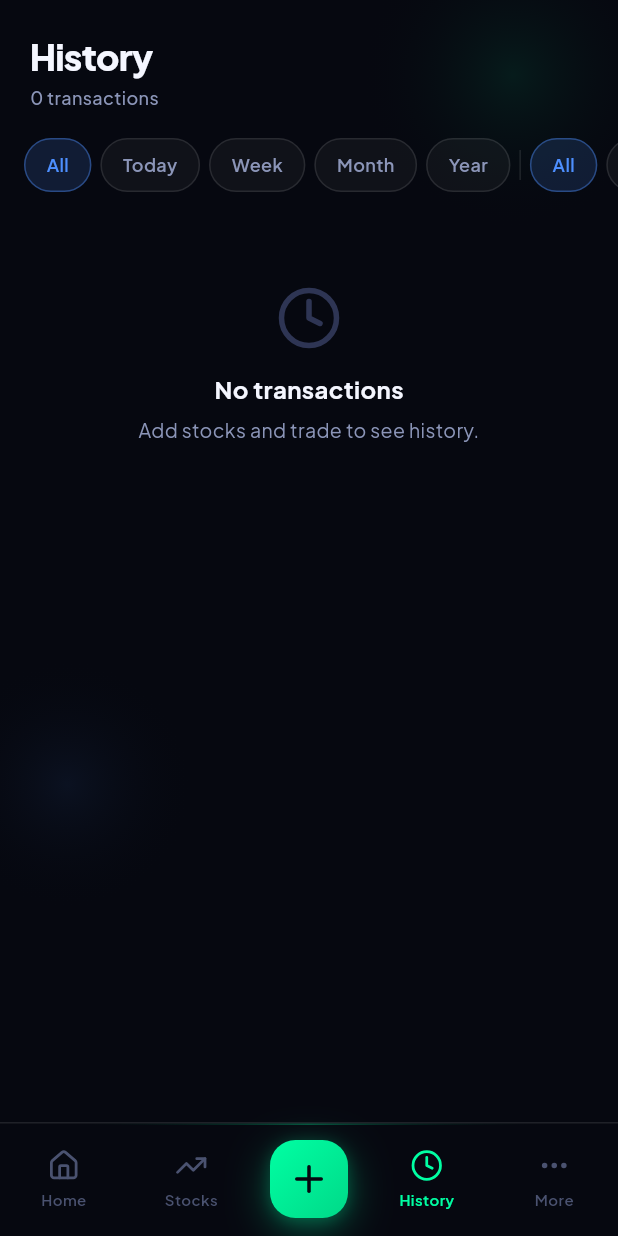
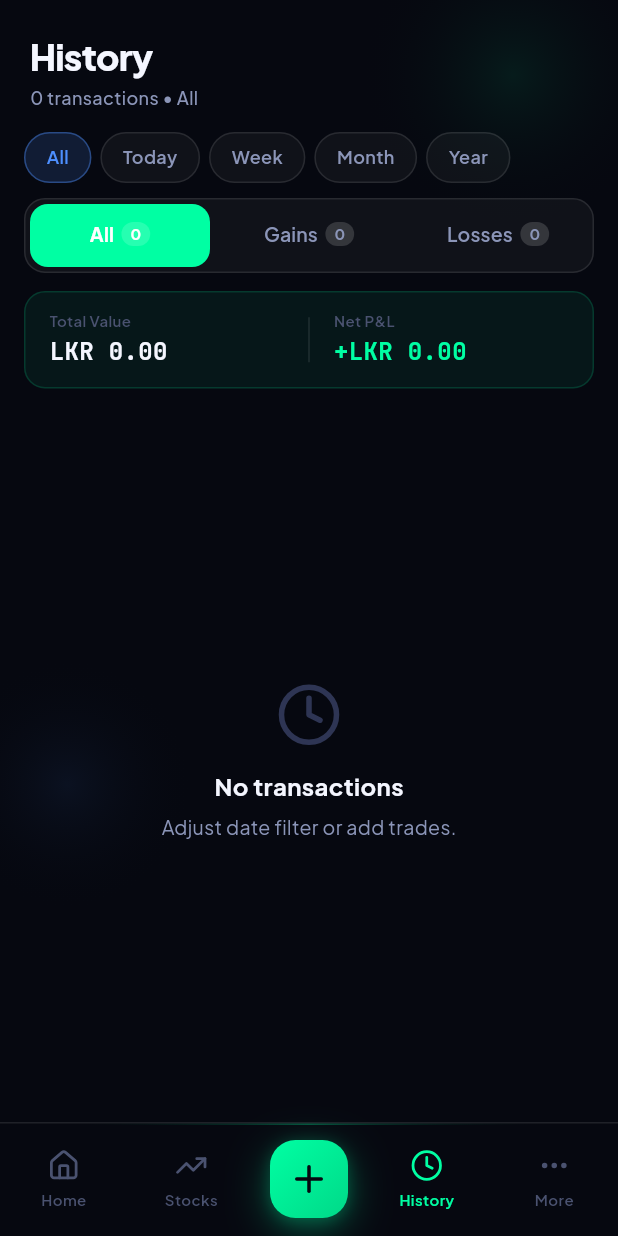
Before and after one commit to umakaranuma/CSE-VAULT, a Flutter app: the screen it shows after launch, item 4 of the bottom bar chosen, on a phone screen of 412 x 824 dp. Run offline on Flutter 3.47's test engine with Material 3 defaults, Android fonts, the phone set to English and light mode, and no system bars; our stand-ins replace fl_chart, google_fonts, hive, hive_flutter, lucide_icons; accounts and stored records are empty; network calls fail.

Commit message:
feat: implement transaction history screen with date filters and add placeholder more screen

```diff
--- a/lib/screens/history/history_screen.dart
+++ b/lib/screens/history/history_screen.dart
@@ -24,14 +24,25 @@ class HistoryScreen extends StatefulWidget {
   State<HistoryScreen> createState() => _HistoryScreenState();
 }
 
-class _HistoryScreenState extends State<HistoryScreen> {
-  int _dateIdx = 0; // 0=All, 1=Today, 2=Week, 3=Month, 4=Year
-  int _typeIdx = 0; // 0=All, 1=Gains, 2=Losses
+class _HistoryScreenState extends State<HistoryScreen> with SingleTickerProviderStateMixin {
+  late TabController _tabCtrl;
+  int _dateIdx = 0;
+  final _dateLabels = ['All', 'Today', 'Week', 'Month', 'Year'];
 
-  final _dateLabels = ['All', 'Today', 'Week', 'Month', 'Year'];
-  final _typeLabels = ['All', 'Gains', 'Losses'];
+  @override
+  void initState() {
+    super.initState();
+    _tabCtrl = TabController(length: 3, vsync: this);
+    _tabCtrl.addListener(() => setState(() {}));
+  }
 
-  List<_TxItem> _build(PortfolioProvider p) {
+  @override
+  void dispose() {
+    _tabCtrl.dispose();
+    super.dispose();
+  }
+
+  List<_TxItem> _buildAll(PortfolioProvider p) {
     final List<_TxItem> all = [];
     for (final s in p.stocks.values) {
       for (final t in s.transactions) {
@@ -42,18 +53,21 @@ class _HistoryScreenState extends State<HistoryScreen> {
     return all;
   }
 
-  List<_TxItem> _filter(List<_TxItem> items) {
-    var f = items.toList();
+  List<_TxItem> _applyDateFilter(List<_TxItem> items) {
     final now = DateTime.now();
     switch (_dateIdx) {
-      case 1: f = f.where((i) => i.t.dt.year == now.year && i.t.dt.month == now.month && i.t.dt.day == now.day).toList(); break;
-      case 2: f = f.where((i) => i.t.dt.isAfter(now.subtract(const Duration(days: 7)))).toList(); break;
-      case 3: f = f.where((i) => i.t.dt.year == now.year && i.t.dt.month == now.month).toList(); break;
-      case 4: f = f.where((i) => i.t.dt.year == now.year).toList(); break;
+      case 1: return items.where((i) => Formatters.isSameDay(i.t.dt, now)).toList();
+      case 2: return items.where((i) => i.t.dt.isAfter(now.subtract(const Duration(days: 7)))).toList();
+      case 3: return items.where((i) => i.t.dt.year == now.year && i.t.dt.month == now.month).toList();
+      case 4: return items.where((i) => i.t.dt.year == now.year).toList();
+      default: return items;
     }
-    if (_typeIdx == 1) f = f.where((i) => i.pnl >= 0).toList();
-    if (_typeIdx == 2) f = f.where((i) => i.pnl < 0).toList();
-    return f;
+  }
+
+  List<_TxItem> _forTab(List<_TxItem> items, int tab) {
+    if (tab == 1) return items.where((i) => i.pnl >= 0).toList();
+    if (tab == 2) return items.where((i) => i.pnl < 0).toList();
+    return items;
   }
 
   @override
@@ -62,18 +76,16 @@ class _HistoryScreenState extends State<HistoryScreen> {
 
     return Consumer<PortfolioProvider>(
       builder: (context, provider, _) {
-        final all = _build(provider);
-        final filtered = _filter(all);
-        final totalPnl = filtered.fold<double>(0, (s, i) => s + i.pnl);
-        final isUp = totalPnl >= 0;
-        final hasFilters = _dateIdx != 0 || _typeIdx != 0;
+        final allItems = _buildAll(provider);
+        final dated = _applyDateFilter(allItems);
+        final gainCount = _forTab(dated, 1).length;
+        final lossCount = _forTab(dated, 2).length;
 
-        return CustomScrollView(
-          slivers: [
+        return Column(
+          children: [
             // ── Header
-            SliverToBoxAdapter(
-              child: Padding(
-                padding: const EdgeInsets.fromLTRB(20, 20, 20, 4),
+            Padding(
+              padding: const EdgeInsets.fromLTRB(20, 20, 20, 0),
               child: Row(
                 children: [
                   Expanded(
@@ -82,13 +94,13 @@ class _HistoryScreenState extends State<HistoryScreen> {
                       children: [
                         Text('History', style: TextStyle(fontSize: 24, fontWeight: FontWeight.w800, letterSpacing: -0.5, color: c.textPrimary)),
                         const SizedBox(height: 3),
-                          Text('${filtered.length} transaction${filtered.length != 1 ? 's' : ''}', style: TextStyle(fontSize: 12, fontWeight: FontWeight.w500, color: c.textSecondary)),
+                        Text('${dated.length} transaction${dated.length != 1 ? 's' : ''} • ${_dateLabels[_dateIdx]}', style: TextStyle(fontSize: 12, fontWeight: FontWeight.w500, color: c.textSecondary)),
                       ],
                     ),
                   ),
-                    if (hasFilters)
+                  if (_dateIdx != 0)
                     GestureDetector(
-                        onTap: () => setState(() { _dateIdx = 0; _typeIdx = 0; }),
+                      onTap: () => setState(() => _dateIdx = 0),
                       child: Container(
                         padding: const EdgeInsets.symmetric(horizontal: 10, vertical: 6),
                         decoration: BoxDecoration(color: c.chipBg, borderRadius: BorderRadius.circular(10), border: Border.all(color: c.border)),
@@ -98,102 +110,86 @@ class _HistoryScreenState extends State<HistoryScreen> {
                 ],
               ),
             ),
+
+            // ── Date Filters
+            Padding(
+              padding: const EdgeInsets.fromLTRB(0, 14, 0, 2),
+              child: SizedBox(
+                height: 34,
+                child: ListView.separated(
+                  padding: const EdgeInsets.symmetric(horizontal: 16),
+                  scrollDirection: Axis.horizontal,
+                  itemCount: _dateLabels.length,
+                  separatorBuilder: (_, __) => const SizedBox(width: 6),
+                  itemBuilder: (_, i) {
+                    final isOn = _dateIdx == i;
+                    return GestureDetector(
+                      onTap: () => setState(() => _dateIdx = i),
+                      child: Container(
+                        padding: const EdgeInsets.symmetric(horizontal: 14),
+                        decoration: BoxDecoration(
+                          color: isOn ? AppColors.blue.withValues(alpha: 0.15) : c.chipBg,
+                          border: Border.all(color: isOn ? AppColors.blue.withValues(alpha: 0.4) : c.border),
+                          borderRadius: BorderRadius.circular(20),
                         ),
-
-            // ── Summary Card
-            if (filtered.isNotEmpty)
-              SliverToBoxAdapter(
-                child: Padding(
-                  padding: const EdgeInsets.fromLTRB(16, 12, 16, 0),
-                  child: Container(
-                    padding: const EdgeInsets.all(18),
-                    decoration: BoxDecoration(
-                      color: c.card,
-                      border: Border.all(color: isUp ? AppColors.em.withValues(alpha: 0.2) : AppColors.red.withValues(alpha: 0.2)),
-                      borderRadius: BorderRadius.circular(18),
+                        alignment: Alignment.center,
+                        child: Text(_dateLabels[i], style: TextStyle(fontSize: 12, fontWeight: FontWeight.w600, color: isOn ? AppColors.blue : c.textSecondary)),
                       ),
-                    child: Row(
-                      children: [
-                        Icon(isUp ? LucideIcons.trendingUp : LucideIcons.trendingDown, size: 20, color: isUp ? AppColors.em : AppColors.red),
-                        const SizedBox(width: 12),
-                        Column(
-                          crossAxisAlignment: CrossAxisAlignment.start,
-                          children: [
-                            Text('Net P&L', style: TextStyle(fontSize: 11, fontWeight: FontWeight.w600, color: c.textSecondary)),
-                            const SizedBox(height: 2),
-                            Text(
-                              '${isUp ? '+' : ''}LKR ${Formatters.compactCurrency(totalPnl)}',
-                              style: GoogleFonts.jetBrainsMono(fontSize: 22, fontWeight: FontWeight.w800, color: isUp ? AppColors.em : AppColors.red),
-                            ),
-                          ],
-                        ),
-                      ],
-                    ),
+                    );
+                  },
                 ),
               ),
             ),
 
-            // ── Filter: Date chips (horizontal scroll)
-            SliverToBoxAdapter(
-              child: Padding(
-                padding: const EdgeInsets.fromLTRB(0, 14, 0, 0),
-                child: SizedBox(
-                  height: 36,
-                  child: ListView.separated(
-                    padding: const EdgeInsets.symmetric(horizontal: 16),
-                    scrollDirection: Axis.horizontal,
-                    itemCount: _dateLabels.length + _typeLabels.length + 1, // +1 for divider
-                    separatorBuilder: (_, __) => const SizedBox(width: 6),
-                    itemBuilder: (context, index) {
-                      // Date chips
-                      if (index < _dateLabels.length) {
-                        final isOn = _dateIdx == index;
-                        return _chip(_dateLabels[index], isOn, AppColors.blue, c, () => setState(() => _dateIdx = index));
-                      }
-                      // Divider
-                      if (index == _dateLabels.length) {
-                        return Container(width: 1, margin: const EdgeInsets.symmetric(vertical: 8), color: c.border);
-                      }
-                      // Type chips
-                      final tIdx = index - _dateLabels.length - 1;
-                      final isOn = _typeIdx == tIdx;
-                      final chipColor = tIdx == 1 ? AppColors.em : tIdx == 2 ? AppColors.red : AppColors.blue;
-                      return _chip(_typeLabels[tIdx], isOn, chipColor, c, () => setState(() => _typeIdx = tIdx));
-                    },
+            const SizedBox(height: 8),
+
+            // ── Tabs: All / Gains / Losses
+            Container(
+              margin: const EdgeInsets.symmetric(horizontal: 16),
+              decoration: BoxDecoration(
+                color: c.chipBg,
+                borderRadius: BorderRadius.circular(14),
+                border: Border.all(color: c.border),
               ),
+              child: TabBar(
+                controller: _tabCtrl,
+                labelColor: Colors.white,
+                unselectedLabelColor: c.textSecondary,
+                labelStyle: const TextStyle(fontSize: 13, fontWeight: FontWeight.w700),
+                unselectedLabelStyle: const TextStyle(fontSize: 13, fontWeight: FontWeight.w600),
+                indicatorSize: TabBarIndicatorSize.tab,
+                dividerColor: Colors.transparent,
+                indicator: BoxDecoration(
+                  color: _tabCtrl.index == 2 ? AppColors.red : AppColors.em,
+                  borderRadius: BorderRadius.circular(12),
                 ),
+                indicatorPadding: const EdgeInsets.all(3),
+                tabs: [
+                  Tab(child: _tabLabel('All', '${dated.length}', null)),
+                  Tab(child: _tabLabel('Gains', '$gainCount', AppColors.em)),
+                  Tab(child: _tabLabel('Losses', '$lossCount', AppColors.red)),
+                ],
               ),
             ),
 
-            const SliverToBoxAdapter(child: SizedBox(height: 12)),
+            const SizedBox(height: 4),
 
-            // ── Transaction List
-            if (filtered.isEmpty)
-              SliverToBoxAdapter(
-                child: Padding(
-                  padding: const EdgeInsets.symmetric(vertical: 50, horizontal: 24),
-                  child: Column(
+            // ── Summary for active tab
+            Padding(
+              padding: const EdgeInsets.symmetric(horizontal: 16, vertical: 8),
+              child: _summaryRow(c),
+            ),
+
+            // ── Tab Views
+            Expanded(
+              child: TabBarView(
+                controller: _tabCtrl,
                 children: [
-                      Icon(LucideIcons.clock, size: 44, color: c.textFaint),
-                      const SizedBox(height: 14),
-                      Text('No transactions', style: TextStyle(fontSize: 16, fontWeight: FontWeight.w700, color: c.textPrimary)),
-                      const SizedBox(height: 6),
-                      Text(
-                        hasFilters ? 'Try different filters.' : 'Add stocks and trade to see history.',
-                        textAlign: TextAlign.center,
-                        style: TextStyle(fontSize: 13, color: c.textSecondary, height: 1.5),
-                      ),
+                  _buildList(_applyDateFilter(allItems), c),
+                  _buildList(_forTab(dated, 1), c),
+                  _buildList(_forTab(dated, 2), c),
                 ],
               ),
-                ),
-              )
-            else
-              SliverPadding(
-                padding: const EdgeInsets.fromLTRB(16, 0, 16, 100),
-                sliver: SliverList(delegate: SliverChildBuilderDelegate(
-                  (ctx, i) => _txCard(filtered[i], c),
-                  childCount: filtered.length,
-                )),
             ),
           ],
         );
@@ -201,19 +197,95 @@ class _HistoryScreenState extends State<HistoryScreen> {
     );
   }
 
-  Widget _chip(String label, bool isOn, Color color, AC c, VoidCallback onTap) {
-    return GestureDetector(
-      onTap: onTap,
-      child: Container(
-        padding: const EdgeInsets.symmetric(horizontal: 14),
+  Widget _tabLabel(String label, String count, Color? accentColor) {
+    return Row(
+      mainAxisAlignment: MainAxisAlignment.center,
+      mainAxisSize: MainAxisSize.min,
+      children: [
+        Text(label),
+        const SizedBox(width: 5),
+        Container(
+          padding: const EdgeInsets.symmetric(horizontal: 6, vertical: 1),
           decoration: BoxDecoration(
-          color: isOn ? color.withValues(alpha: 0.15) : c.chipBg,
-          border: Border.all(color: isOn ? color.withValues(alpha: 0.4) : c.border),
-          borderRadius: BorderRadius.circular(20),
+            color: Colors.white.withValues(alpha: 0.15),
+            borderRadius: BorderRadius.circular(8),
           ),
-        alignment: Alignment.center,
-        child: Text(label, style: TextStyle(fontSize: 12, fontWeight: FontWeight.w600, color: isOn ? color : c.textSecondary)),
+          child: Text(count, style: const TextStyle(fontSize: 10, fontWeight: FontWeight.w700)),
         ),
+      ],
+    );
+  }
+
+  Widget _summaryRow(AC c) {
+    return Consumer<PortfolioProvider>(
+      builder: (context, provider, _) {
+        final all = _buildAll(provider);
+        final dated = _applyDateFilter(all);
+        final tabItems = _forTab(dated, _tabCtrl.index);
+        final totalPnl = tabItems.fold<double>(0, (s, i) => s + i.pnl);
+        final totalInvested = tabItems.fold<double>(0, (s, i) => s + i.total);
+        final isUp = totalPnl >= 0;
+
+        return Container(
+          padding: const EdgeInsets.symmetric(horizontal: 16, vertical: 12),
+          decoration: BoxDecoration(
+            color: isUp ? AppColors.em.withValues(alpha: 0.06) : AppColors.red.withValues(alpha: 0.06),
+            border: Border.all(color: isUp ? AppColors.em.withValues(alpha: 0.15) : AppColors.red.withValues(alpha: 0.15)),
+            borderRadius: BorderRadius.circular(14),
+          ),
+          child: Row(
+            children: [
+              Expanded(
+                child: Column(
+                  crossAxisAlignment: CrossAxisAlignment.start,
+                  children: [
+                    Text('Total Value', style: TextStyle(fontSize: 10, fontWeight: FontWeight.w600, color: c.textTertiary)),
+                    const SizedBox(height: 2),
+                    Text('LKR ${Formatters.compactCurrency(totalInvested)}', style: GoogleFonts.jetBrainsMono(fontSize: 16, fontWeight: FontWeight.w700, color: c.textPrimary)),
+                  ],
+                ),
+              ),
+              Container(width: 1, height: 30, color: c.border),
+              Expanded(
+                child: Padding(
+                  padding: const EdgeInsets.only(left: 16),
+                  child: Column(
+                    crossAxisAlignment: CrossAxisAlignment.start,
+                    children: [
+                      Text('Net P&L', style: TextStyle(fontSize: 10, fontWeight: FontWeight.w600, color: c.textTertiary)),
+                      const SizedBox(height: 2),
+                      Text(
+                        '${isUp ? '+' : ''}LKR ${Formatters.compactCurrency(totalPnl)}',
+                        style: GoogleFonts.jetBrainsMono(fontSize: 16, fontWeight: FontWeight.w700, color: isUp ? AppColors.em : AppColors.red),
+                      ),
+                    ],
+                  ),
+                ),
+              ),
+            ],
+          ),
+        );
+      },
+    );
+  }
+
+  Widget _buildList(List<_TxItem> items, AC c) {
+    if (items.isEmpty) {
+      return Center(
+        child: Column(mainAxisAlignment: MainAxisAlignment.center, children: [
+          Icon(LucideIcons.clock, size: 44, color: c.textFaint),
+          const SizedBox(height: 14),
+          Text('No transactions', style: TextStyle(fontSize: 16, fontWeight: FontWeight.w700, color: c.textPrimary)),
+          const SizedBox(height: 6),
+          Text('Adjust date filter or add trades.', style: TextStyle(fontSize: 13, color: c.textSecondary)),
+        ]),
+      );
+    }
+
+    return ListView.builder(
+      padding: const EdgeInsets.fromLTRB(16, 0, 16, 100),
+      itemCount: items.length,
+      itemBuilder: (_, i) => _txCard(items[i], c),
     );
   }
 
@@ -225,52 +297,55 @@ class _HistoryScreenState extends State<HistoryScreen> {
     return Container(
       margin: const EdgeInsets.only(bottom: 8),
       padding: const EdgeInsets.all(14),
-      decoration: BoxDecoration(
-        color: c.card,
-        border: Border.all(color: c.border),
-        borderRadius: BorderRadius.circular(16),
-      ),
+      decoration: BoxDecoration(color: c.card, border: Border.all(color: c.border), borderRadius: BorderRadius.circular(16)),
       child: Row(
         children: [
+          // Icon
           Container(
             width: 40, height: 40,
-            decoration: BoxDecoration(
-              color: isBuy ? const Color(0x1400FFA3) : const Color(0x14FF4D6A),
-              borderRadius: BorderRadius.circular(12),
-            ),
+            decoration: BoxDecoration(color: isBuy ? const Color(0x1400FFA3) : const Color(0x14FF4D6A), borderRadius: BorderRadius.circular(12)),
             child: Icon(isBuy ? LucideIcons.trendingUp : LucideIcons.trendingDown, size: 18, color: isBuy ? AppColors.em : AppColors.red),
           ),
           const SizedBox(width: 12),
+
+          // Details
           Expanded(
             child: Column(
               crossAxisAlignment: CrossAxisAlignment.start,
               children: [
-                Text(item.name, style: TextStyle(fontSize: 13, fontWeight: FontWeight.w700, color: c.textPrimary), maxLines: 1, overflow: TextOverflow.ellipsis),
-                const SizedBox(height: 3),
                 Row(
                   children: [
-                    Text(item.code.replaceAll('.N0000', ''), style: GoogleFonts.jetBrainsMono(fontSize: 10, color: c.textTertiary)),
+                    Expanded(child: Text(item.name, style: TextStyle(fontSize: 13, fontWeight: FontWeight.w700, color: c.textPrimary), maxLines: 1, overflow: TextOverflow.ellipsis)),
+                    const SizedBox(width: 8),
+                    Container(
+                      padding: const EdgeInsets.symmetric(horizontal: 8, vertical: 2),
+                      decoration: BoxDecoration(
+                        color: isUp ? AppColors.em.withValues(alpha: 0.12) : AppColors.red.withValues(alpha: 0.12),
+                        borderRadius: BorderRadius.circular(8),
+                      ),
+                      child: Text(
+                        '${isUp ? '+' : ''}${Formatters.compactCurrency(item.pnl)}',
+                        style: GoogleFonts.jetBrainsMono(fontSize: 11, fontWeight: FontWeight.w700, color: isUp ? AppColors.em : AppColors.red),
+                      ),
+                    ),
+                  ],
+                ),
+                const SizedBox(height: 5),
+                Row(
+                  children: [
+                    Container(
+                      padding: const EdgeInsets.symmetric(horizontal: 6, vertical: 1),
+                      decoration: BoxDecoration(color: isBuy ? const Color(0x1400FFA3) : const Color(0x14FF4D6A), borderRadius: BorderRadius.circular(4)),
+                      child: Text(t.type.toUpperCase(), style: TextStyle(fontSize: 9, fontWeight: FontWeight.w800, color: isBuy ? AppColors.em : AppColors.red)),
+                    ),
                     const SizedBox(width: 6),
-                    Text(Formatters.formatDateLong(t.dt), style: TextStyle(fontSize: 10, color: c.textTertiary)),
+                    Text('${Formatters.compactCurrency(t.qty)} × ${t.price.toStringAsFixed(2)}', style: TextStyle(fontSize: 11, color: c.textTertiary)),
+                    const Spacer(),
+                    Text(Formatters.formatDate(t.dt), style: GoogleFonts.jetBrainsMono(fontSize: 10, color: c.textTertiary)),
                   ],
                 ),
               ],
             ),
-          ),
-          const SizedBox(width: 8),
-          Column(
-            crossAxisAlignment: CrossAxisAlignment.end,
-            children: [
-              Text(
-                '${isBuy ? '+' : '-'}LKR ${Formatters.compactCurrency(item.total)}',
-                style: GoogleFonts.jetBrainsMono(fontSize: 14, fontWeight: FontWeight.w700, color: c.textPrimary),
-              ),
-              const SizedBox(height: 3),
-              Text(
-                '${isUp ? '+' : ''}${Formatters.compactCurrency(item.pnl)}',
-                style: GoogleFonts.jetBrainsMono(fontSize: 11, fontWeight: FontWeight.w600, color: isUp ? AppColors.em : AppColors.red),
-              ),
-            ],
           ),
         ],
       ),
--- a/lib/screens/more/more_screen.dart
+++ b/lib/screens/more/more_screen.dart
@@ -94,46 +94,19 @@ class MoreScreen extends StatelessWidget {
               decoration: BoxDecoration(color: cardColor, border: Border.all(color: borderColor), borderRadius: BorderRadius.circular(16)),
               child: Consumer<ThemeProvider>(
                 builder: (context, themeProvider, _) {
-                  return Column(
-                    children: [
-                      _settingsTile(
-                        icon: LucideIcons.moon,
-                        iconColor: const Color(0xFF9B7DFF),
-                        title: 'Dark Mode',
-                        subtitle: themeProvider.isDark ? 'Enabled' : 'Disabled',
-                        trailing: Switch.adaptive(
-                          value: themeProvider.isDark,
-                          onChanged: (_) => themeProvider.toggle(),
-                          activeColor: AppColors.em,
-                        ),
-                      ),
-                      Divider(height: 1, color: borderColor),
-                      _settingsTile(
-                        icon: LucideIcons.sun,
-                        iconColor: AppColors.gold,
-                        title: 'Light Theme',
-                        subtitle: 'Clean, bright interface',
-                        trailing: Radio<bool>(
-                          value: false,
-                          groupValue: themeProvider.isDark,
-                          onChanged: (_) => themeProvider.setLight(),
-                          activeColor: AppColors.em,
-                        ),
-                      ),
-                      Divider(height: 1, color: borderColor),
-                      _settingsTile(
-                        icon: LucideIcons.moonStar,
-                        iconColor: AppColors.blue,
-                        title: 'Dark Theme',
-                        subtitle: 'Easy on the eyes',
-                        trailing: Radio<bool>(
-                          value: true,
-                          groupValue: themeProvider.isDark,
-                          onChanged: (_) => themeProvider.setDark(),
-                          activeColor: AppColors.em,
-                        ),
-                      ),
-                    ],
+                  return _settingsTile(
+                    icon: themeProvider.isDark ? LucideIcons.moon : LucideIcons.sun,
+                    iconColor: themeProvider.isDark ? const Color(0xFF9B7DFF) : AppColors.gold,
+                    title: themeProvider.isDark ? 'Dark Mode' : 'Light Mode',
+                    subtitle: themeProvider.isDark ? 'Tap to switch to light' : 'Tap to switch to dark',
+                    trailing: Switch.adaptive(
+                      value: themeProvider.isDark,
+                      onChanged: (_) => themeProvider.toggle(),
+                      activeTrackColor: AppColors.em.withValues(alpha: 0.4),
+                      activeColor: AppColors.em,
+                      inactiveTrackColor: AppColors.gold.withValues(alpha: 0.3),
+                      inactiveThumbColor: AppColors.gold,
+                    ),
                   );
                 },
               ),
```
Lines whose indentation alone changed are shown as unchanged.
